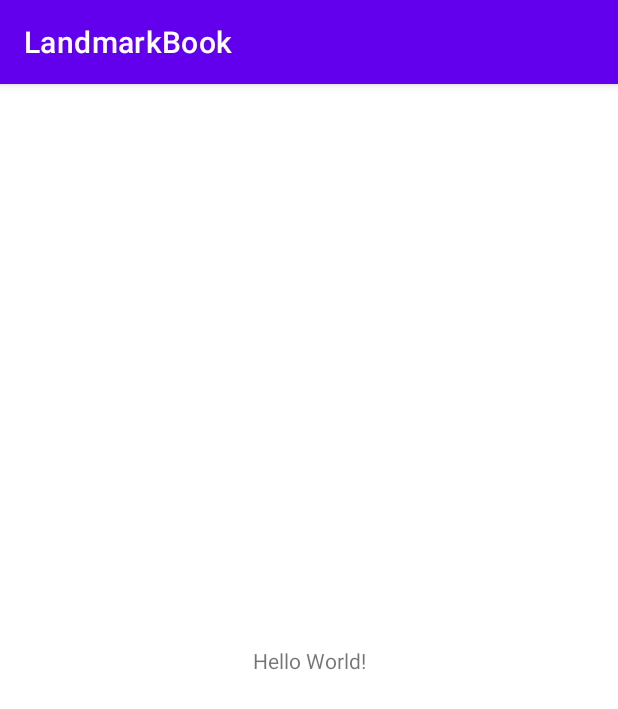
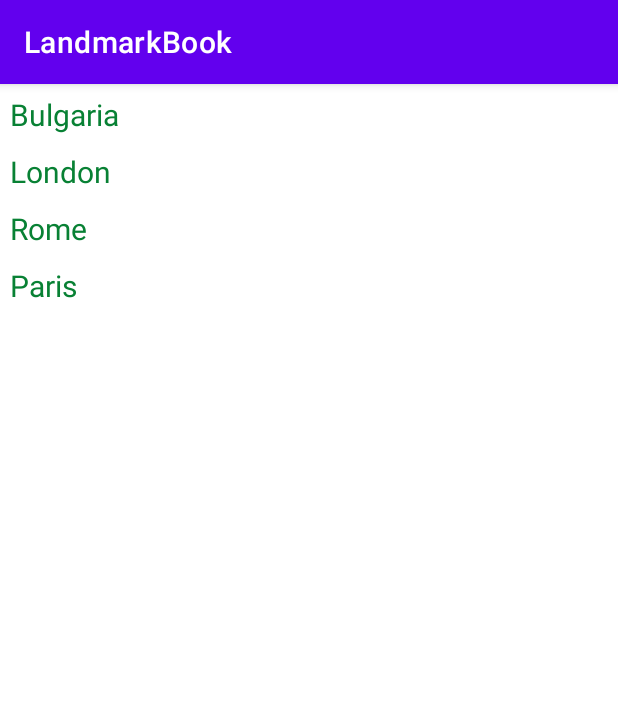
Before and after one commit to devgrm/LandmarkBook, an Android app: the screen it shows after launch (MainActivity), on a phone screen of 412 x 824 dp. Shown: the top 709 px of the screen. Run offline under Robolectric (Android 15) with nearby library versions, the phone set to English and light mode, and no system bars.

Commit message:
recyclerview

```diff
--- a/app/build.gradle
+++ b/app/build.gradle
@@ -44,7 +44,8 @@ dependencies {
     implementation 'androidx.appcompat:appcompat:1.6.1'
     implementation 'com.google.android.material:material:1.8.0'
     implementation 'androidx.constraintlayout:constraintlayout:2.1.4'
-    implementation 'androidx.core:core-ktx:+'
+    implementation 'androidx.core:core-ktx:1.10.0'
+    implementation 'androidx.core:core-ktx:1.10.0'
     testImplementation 'junit:junit:4.13.2'
     androidTestImplementation 'androidx.test.ext:junit:1.1.5'
     androidTestImplementation 'androidx.test.espresso:espresso-core:3.5.1'
--- a/app/src/main/java/com/gurkanmutlu/landmarkbook/Landmark.kt
+++ b/app/src/main/java/com/gurkanmutlu/landmarkbook/Landmark.kt
@@ -1,4 +1,7 @@
 package com.gurkanmutlu.landmarkbook
 
-class Landmark (name: String, country: String, image: Int) {
+import java.io.Serializable
+
+class Landmark(val name: String ,val country: String,val image: Int) : Serializable {
+
 }
--- a/app/src/main/java/com/gurkanmutlu/landmarkbook/MainActivity.kt
+++ b/app/src/main/java/com/gurkanmutlu/landmarkbook/MainActivity.kt
@@ -2,6 +2,8 @@ package com.gurkanmutlu.landmarkbook
 
 import androidx.appcompat.app.AppCompatActivity
 import android.os.Bundle
+import android.widget.ArrayAdapter
+import androidx.recyclerview.widget.LinearLayoutManager
 import com.gurkanmutlu.landmarkbook.databinding.ActivityMainBinding
 
 class MainActivity : AppCompatActivity() {
@@ -11,8 +13,32 @@ class MainActivity : AppCompatActivity() {
 
     override fun onCreate(savedInstanceState: Bundle?) {
         super.onCreate(savedInstanceState)
-        setContentView(R.layout.activity_main)
+        binding = ActivityMainBinding.inflate(layoutInflater)
+        val view = binding.root
+        setContentView(view)
+
+
+
 
         landmarkList = ArrayList<Landmark>() // Initialize the ArrayList
+
+        val sofia = Landmark("Bulgaria","Bulgaria", R.drawable.sofia)
+        val london = Landmark("London","İngiltere" ,R.drawable.london)
+        val collesseum = Landmark("Rome","İtalya", R.drawable.italya)
+        val eiffel = Landmark("Paris", "France",R.drawable.paris)
+
+
+        landmarkList.add(sofia)
+        landmarkList.add(london)
+        landmarkList.add(collesseum)
+        landmarkList.add(eiffel)
+
+
+
+        binding.recyclerView.layoutManager = LinearLayoutManager(this)
+        val landmarkAdapter = landmarkAdapter(landmarkList)
+        binding.recyclerView.adapter = landmarkAdapter
+
+
     }
 }
--- a/app/src/main/java/com/gurkanmutlu/landmarkbook/detailsActivity.kt
+++ b/app/src/main/java/com/gurkanmutlu/landmarkbook/detailsActivity.kt
@@ -15,5 +15,7 @@ class detailsActivity : AppCompatActivity() {
         setContentView(view)
 
 
+
+
     }
 }
--- /dev/null
+++ b/app/src/main/java/com/gurkanmutlu/landmarkbook/landmarkAdapter.kt
@@ -0,0 +1,34 @@
+package com.gurkanmutlu.landmarkbook
+
+import android.view.LayoutInflater
+import android.view.View
+import android.view.ViewGroup
+import androidx.recyclerview.widget.RecyclerView
+import com.gurkanmutlu.landmarkbook.databinding.RecyclerRowBinding
+
+class landmarkAdapter(val landmarkList : ArrayList<Landmark>): RecyclerView.Adapter<landmarkAdapter.landmarkHolder>() {
+
+    class landmarkHolder(val binding: RecyclerRowBinding) : RecyclerView.ViewHolder(binding.root) { // görüntüleri bağlamak için
+
+
+    }
+
+    // bağlanacak olan view
+    override fun onCreateViewHolder(parent: ViewGroup, viewType: Int): landmarkHolder {
+        val binding = RecyclerRowBinding.inflate((LayoutInflater.from(parent.context)), parent, false)
+        return landmarkHolder(binding)
+    }
+
+    // bağlandıktan sonra ne olacak
+    override fun onBindViewHolder(holder: landmarkHolder, position: Int) {
+        holder.binding.recyclerViewTextView.text = landmarkList.get(position).name
+
+
+    }
+
+
+    // kaç tane item var
+    override fun getItemCount(): Int {
+        return landmarkList.size
+    }
+}
--- a/app/src/main/res/layout/activity_details.xml
+++ b/app/src/main/res/layout/activity_details.xml
@@ -21,7 +21,7 @@
         android:layout_width="310dp"
         android:layout_height="63dp"
         android:layout_marginTop="30dp"
-        android:text="NAME"
+        android:text="name"
         android:textAlignment="center"
         android:textSize="24sp"
         app:layout_constraintEnd_toEndOf="parent"
--- a/app/src/main/res/layout/activity_main.xml
+++ b/app/src/main/res/layout/activity_main.xml
@@ -6,13 +6,16 @@
     android:layout_height="match_parent"
     tools:context=".MainActivity">
 
-    <TextView
-        android:layout_width="wrap_content"
-        android:layout_height="wrap_content"
-        android:text="Hello World!"
+    <androidx.recyclerview.widget.RecyclerView
+        android:id="@+id/recyclerView"
+        android:layout_width="match_parent"
+        android:layout_height="match_parent"
+        android:layout_marginStart="1dp"
+        android:layout_marginTop="1dp"
+        android:layout_marginEnd="1dp"
+        android:layout_marginBottom="1dp"
         app:layout_constraintBottom_toBottomOf="parent"
         app:layout_constraintEnd_toEndOf="parent"
         app:layout_constraintStart_toStartOf="parent"
         app:layout_constraintTop_toTopOf="parent" />
-
 </androidx.constraintlayout.widget.ConstraintLayout>
--- /dev/null
+++ b/app/src/main/res/layout/recycler_row.xml
@@ -0,0 +1,19 @@
+<?xml version="1.0" encoding="utf-8"?>
+<LinearLayout
+    xmlns:android="http://schemas.android.com/apk/res/android"
+    android:layout_width="match_parent"
+    android:layout_height="wrap_content">
+
+    <TextView
+        android:id="@+id/recyclerViewTextView"
+        android:layout_width="match_parent"
+        android:layout_height="wrap_content"
+        android:text="test"
+        android:textSize="20sp"
+        android:layout_margin="5dp"
+        android:textColor="#088134"
+
+        >
+    </TextView>
+
+</LinearLayout>
```
